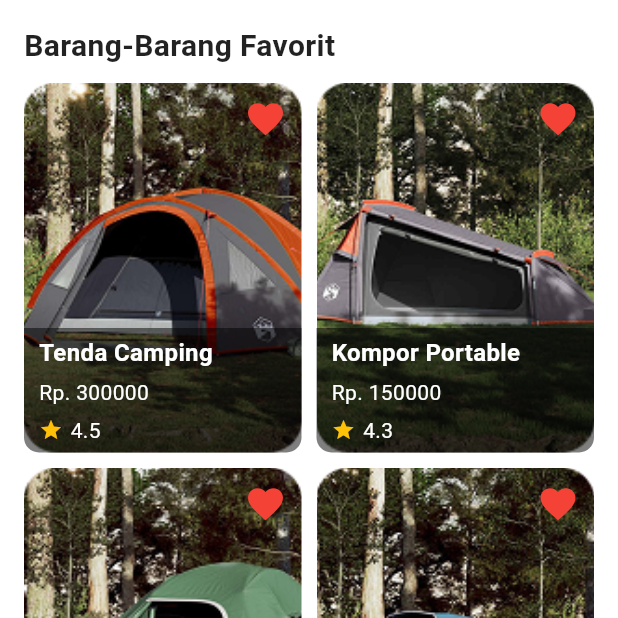
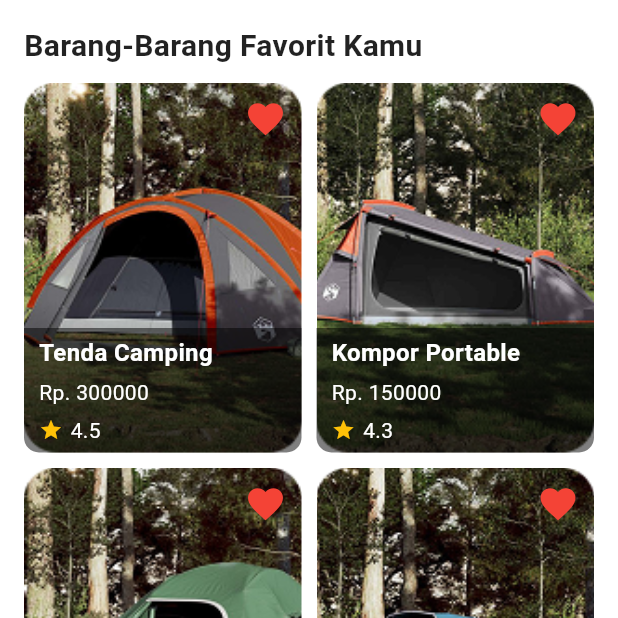
Before and after one commit to kiy4h/campedia, a Flutter app: the ItemCategory screen opened directly, on a phone screen of 412 x 824 dp, the top half of it. Run offline on Flutter 3.47's test engine with Material 3 defaults, Android fonts, the phone set to English and light mode, and no system bars; our stand-ins replace flutter_countdown_timer, flutter_map, font_awesome_flutter, google_fonts, latlong2.

Commit message:
better title

```diff
--- a/lib/pages/favorite.dart
+++ b/lib/pages/favorite.dart
@@ -97,7 +97,7 @@ class _ItemCategoryState extends State<ItemCategory> {
                 crossAxisAlignment: CrossAxisAlignment.start,
                 children: [
                   const Text(
-                    'Barang-Barang Favorit',
+                    'Barang-Barang Favorit Kamu',
                     style: TextStyle(
                       fontSize: 20,
                       fontWeight: FontWeight.bold,
```
